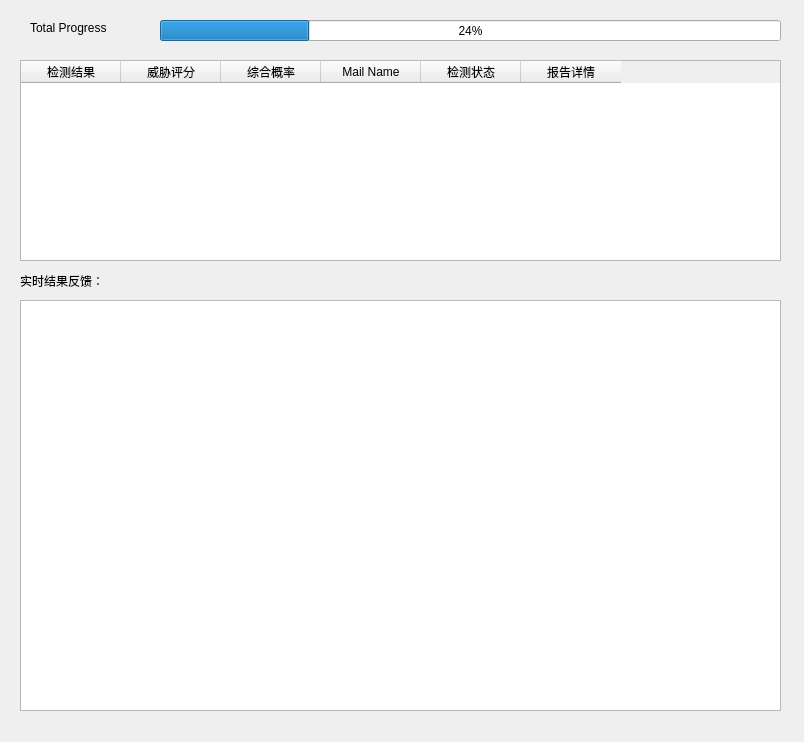
LunziQwQ/Phishing-email-filter, file ui/view/DetectReport.ui: the form before one commit.
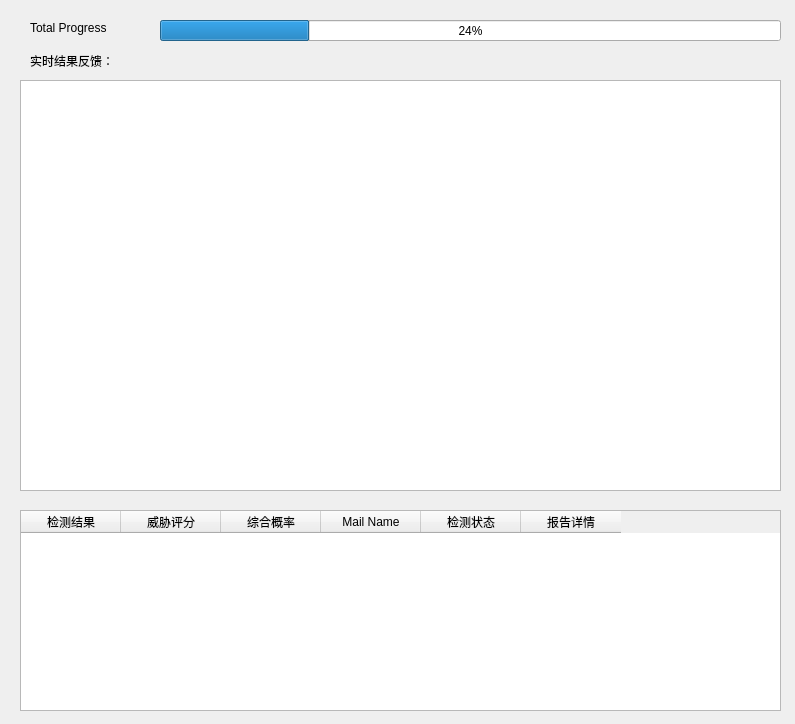
The form after the commit.

Commit message: DetectReport,ui “实时结果反馈”框和检测结果报表调换位置

```diff
--- a/ui/view/DetectReport.ui
+++ b/ui/view/DetectReport.ui
@@ -6,8 +6,8 @@
    <rect>
     <x>0</x>
     <y>0</y>
-    <width>804</width>
-    <height>742</height>
+    <width>795</width>
+    <height>724</height>
    </rect>
   </property>
   <property name="windowTitle">
@@ -43,7 +43,7 @@
    <property name="geometry">
     <rect>
      <x>20</x>
-     <y>60</y>
+     <y>510</y>
      <width>761</width>
      <height>201</height>
     </rect>
@@ -88,7 +88,7 @@
    <property name="geometry">
     <rect>
      <x>20</x>
-     <y>300</y>
+     <y>80</y>
      <width>761</width>
      <height>411</height>
     </rect>
@@ -97,8 +97,8 @@
   <widget class="QLabel" name="label">
    <property name="geometry">
     <rect>
-     <x>20</x>
-     <y>270</y>
+     <x>30</x>
+     <y>50</y>
      <width>121</width>
      <height>21</height>
     </rect>
```
